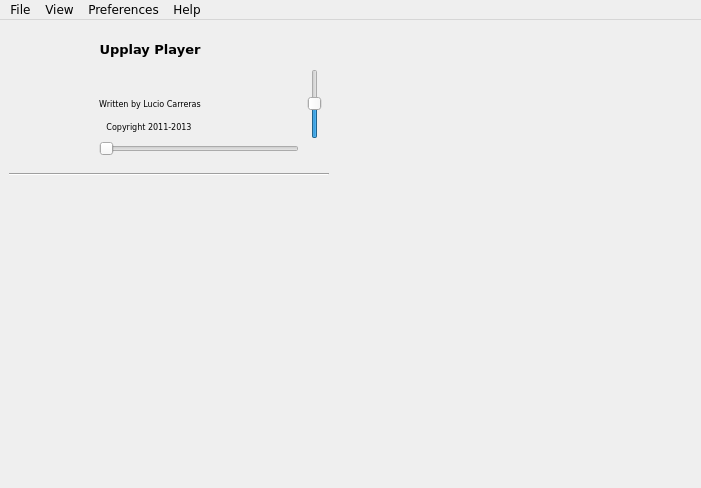
Qt form GUI/player/GUI_Player.ui (rbg2024/upplay) before a commit.
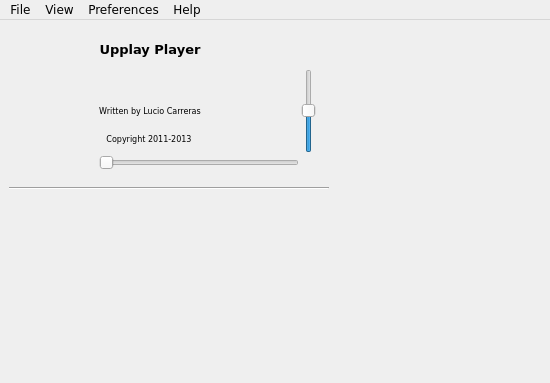
The same form after that commit. Icons and pictures are not drawn. Custom widgets are drawn as their Qt base class.

Commit message: make library widget a direct child of centralwidget and normalize resizing

The edit to the form file:
```diff
--- a/GUI/player/GUI_Player.ui
+++ b/GUI/player/GUI_Player.ui
@@ -6,10 +6,16 @@
    <rect>
     <x>0</x>
     <y>0</y>
-    <width>701</width>
-    <height>488</height>
+    <width>550</width>
+    <height>383</height>
    </rect>
   </property>
+  <property name="sizePolicy">
+   <sizepolicy hsizetype="Preferred" vsizetype="Preferred">
+    <horstretch>0</horstretch>
+    <verstretch>0</verstretch>
+   </sizepolicy>
+  </property>
   <property name="font">
    <font>
     <family>DejaVu Sans</family>
@@ -37,7 +43,7 @@
   <widget class="QWidget" name="centralwidget">
    <layout class="QVBoxLayout" name="verticalLayout_3">
     <item>
-     <layout class="QHBoxLayout" name="horizontalLayout">
+     <layout class="QHBoxLayout" name="horizontalLayout" stretch="0,1">
       <item>
        <layout class="QVBoxLayout" name="verticalLayout" stretch="0,1">
         <property name="spacing">
@@ -395,18 +401,6 @@
           </item>
           <item row="1" column="3" rowspan="6">
            <widget class="SearchSlider" name="volumeSlider">
-            <property name="sizePolicy">
-             <sizepolicy hsizetype="Fixed" vsizetype="Expanding">
-              <horstretch>0</horstretch>
-              <verstretch>0</verstretch>
-             </sizepolicy>
-            </property>
-            <property name="maximumSize">
-             <size>
-              <width>28</width>
-              <height>70</height>
-             </size>
-            </property>
             <property name="focusPolicy">
              <enum>Qt::NoFocus</enum>
             </property>
@@ -741,6 +735,12 @@
         </item>
         <item>
          <widget class="QWidget" name="playlist_widget" native="true">
+          <property name="sizePolicy">
+           <sizepolicy hsizetype="Preferred" vsizetype="Preferred">
+            <horstretch>0</horstretch>
+            <verstretch>1</verstretch>
+           </sizepolicy>
+          </property>
           <property name="minimumSize">
            <size>
             <width>200</width>
@@ -752,12 +752,12 @@
        </layout>
       </item>
       <item>
-       <widget class="QWidget" name="library_widget" native="true">
-        <property name="sizePolicy">
-         <sizepolicy hsizetype="MinimumExpanding" vsizetype="Expanding">
-          <horstretch>5</horstretch>
-          <verstretch>0</verstretch>
-         </sizepolicy>
+       <widget class="QWidget" name="library_widget">
+        <property name="minimumSize">
+         <size>
+          <width>200</width>
+          <height>0</height>
+         </size>
         </property>
         <property name="focusPolicy">
          <enum>Qt::StrongFocus</enum>
@@ -776,7 +776,7 @@
     <rect>
      <x>0</x>
      <y>0</y>
-     <width>701</width>
+     <width>550</width>
      <height>25</height>
     </rect>
    </property>
@@ -968,6 +968,11 @@
   </action>
  </widget>
  <customwidgets>
+  <customwidget>
+   <class>QWebView</class>
+   <extends>QWidget</extends>
+   <header>QtWebKit/QWebView</header>
+  </customwidget>
   <customwidget>
    <class>SearchSlider</class>
    <extends>QSlider</extends>
```
The commit also changes 3 other files.
